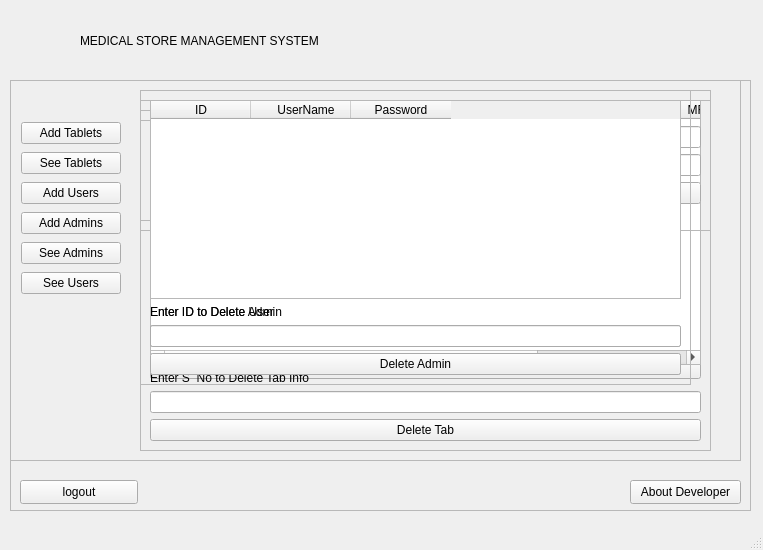
Before: the Qt Designer form C++ GUI/Medical_Store_Management_System/mainwindow.ui in abrarshahok/Programming-Practice, drawn with Qt 5.
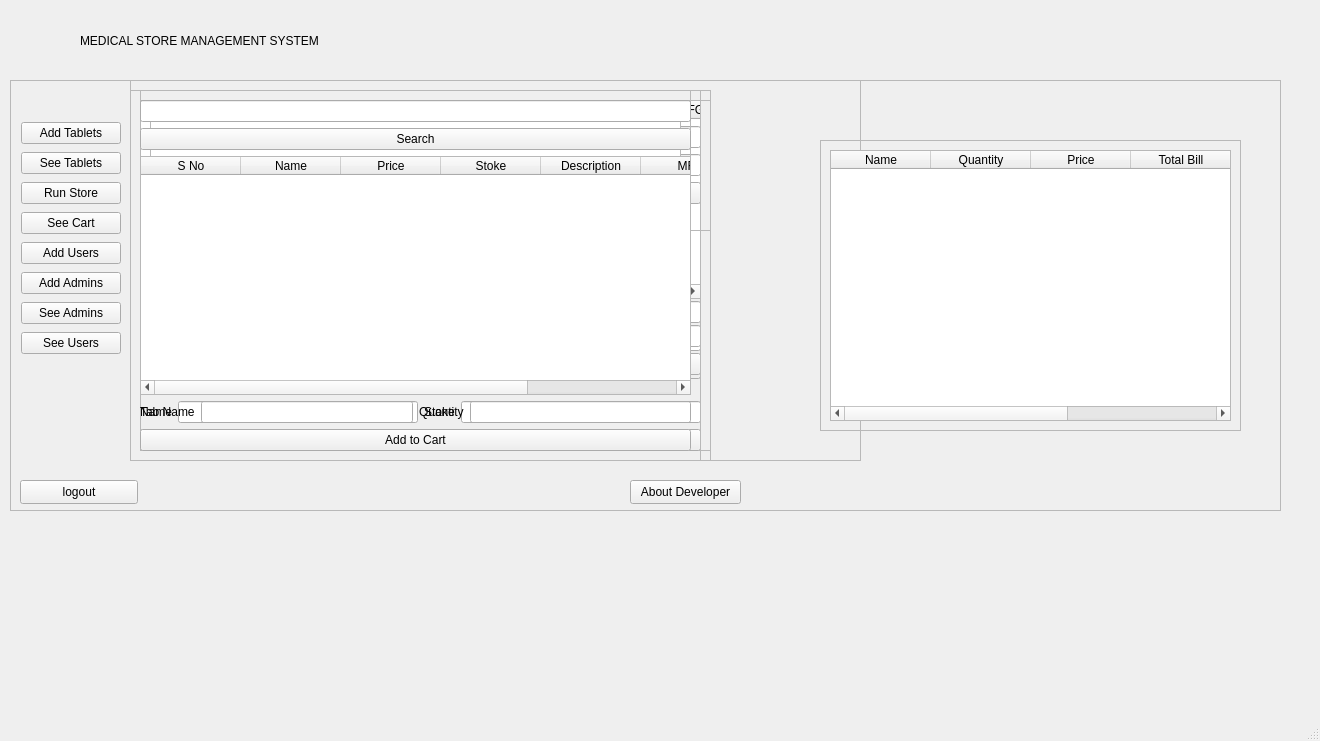
After: the same form once the commit is applied. Icons and pictures are not drawn.

The edit to the form file:
```diff
--- a/C++ GUI/Medical_Store_Management_System/mainwindow.ui
+++ b/C++ GUI/Medical_Store_Management_System/mainwindow.ui
@@ -6,8 +6,8 @@
    <rect>
     <x>0</x>
     <y>0</y>
-    <width>763</width>
-    <height>550</height>
+    <width>1320</width>
+    <height>741</height>
    </rect>
   </property>
   <property name="sizePolicy">
@@ -24,8 +24,8 @@
   </property>
   <property name="maximumSize">
    <size>
-    <width>763</width>
-    <height>550</height>
+    <width>10000</width>
+    <height>10000</height>
    </size>
   </property>
   <property name="windowTitle">
@@ -171,7 +171,7 @@
      <rect>
       <x>10</x>
       <y>80</y>
-      <width>741</width>
+      <width>1271</width>
       <height>431</height>
      </rect>
     </property>
@@ -329,7 +329,7 @@
        <x>11</x>
        <y>40</y>
        <width>100</width>
-       <height>176</height>
+       <height>236</height>
       </rect>
      </property>
      <layout class="QVBoxLayout" name="verticalLayout_2">
@@ -350,6 +350,20 @@
         </property>
        </widget>
       </item>
+      <item>
+       <widget class="QPushButton" name="Run_Store">
+        <property name="text">
+         <string>Run Store</string>
+        </property>
+       </widget>
+      </item>
+      <item>
+       <widget class="QPushButton" name="See_Cart_Button">
+        <property name="text">
+         <string>See Cart</string>
+        </property>
+       </widget>
+      </item>
       <item>
        <widget class="QPushButton" name="Add_Users_Button">
         <property name="text">
@@ -454,10 +468,10 @@
      </property>
      <property name="geometry">
       <rect>
-       <x>130</x>
+       <x>120</x>
        <y>10</y>
-       <width>571</width>
-       <height>361</height>
+       <width>581</width>
+       <height>371</height>
       </rect>
      </property>
      <property name="frameShape">
@@ -468,6 +482,8 @@
      </property>
      <layout class="QVBoxLayout" name="verticalLayout_18">
       <item>
+       <layout class="QVBoxLayout" name="verticalLayout_9">
+        <item>
        <widget class="QTableWidget" name="show_Tab">
         <column>
          <property name="text">
@@ -523,6 +539,54 @@
         </property>
        </widget>
       </item>
+        <item>
+         <widget class="QLabel" name="label_15">
+          <property name="text">
+           <string>Update/Add Stoke</string>
+          </property>
+         </widget>
+        </item>
+        <item>
+         <layout class="QHBoxLayout" name="horizontalLayout_8">
+          <item>
+           <layout class="QHBoxLayout" name="horizontalLayout_3">
+            <item>
+             <widget class="QLabel" name="label_16">
+              <property name="text">
+               <string>Name</string>
+              </property>
+             </widget>
+            </item>
+            <item>
+             <widget class="QLineEdit" name="stoke_tab_Name"/>
+            </item>
+           </layout>
+          </item>
+          <item>
+           <layout class="QHBoxLayout" name="horizontalLayout_7">
+            <item>
+             <widget class="QLabel" name="label_17">
+              <property name="text">
+               <string>Stoke</string>
+              </property>
+             </widget>
+            </item>
+            <item>
+             <widget class="QLineEdit" name="input_Stoke"/>
+            </item>
+           </layout>
+          </item>
+         </layout>
+        </item>
+        <item>
+         <widget class="QPushButton" name="Update_Stoke">
+          <property name="text">
+           <string>Add Stoke</string>
+          </property>
+         </widget>
+        </item>
+       </layout>
+      </item>
      </layout>
     </widget>
     <widget class="QFrame" name="See_Users_Frame">
@@ -586,7 +650,7 @@
     <widget class="QFrame" name="User_Page">
      <property name="geometry">
       <rect>
-       <x>0</x>
+       <x>120</x>
        <y>-30</y>
        <width>731</width>
        <height>411</height>
@@ -679,6 +743,53 @@
       <string>logout</string>
      </property>
     </widget>
+    <widget class="QFrame" name="See_Cart">
+     <property name="geometry">
+      <rect>
+       <x>810</x>
+       <y>60</y>
+       <width>421</width>
+       <height>291</height>
+      </rect>
+     </property>
+     <property name="frameShape">
+      <enum>QFrame::StyledPanel</enum>
+     </property>
+     <property name="frameShadow">
+      <enum>QFrame::Raised</enum>
+     </property>
+     <layout class="QVBoxLayout" name="verticalLayout_31">
+      <item>
+       <widget class="QTableWidget" name="cart_Table">
+        <column>
+         <property name="text">
+          <string>Name</string>
+         </property>
+        </column>
+        <column>
+         <property name="text">
+          <string>Quantity</string>
+         </property>
+        </column>
+        <column>
+         <property name="text">
+          <string>Price</string>
+         </property>
+        </column>
+        <column>
+         <property name="text">
+          <string>Total Bill</string>
+         </property>
+        </column>
+        <column>
+         <property name="text">
+          <string>Data/Time</string>
+         </property>
+        </column>
+       </widget>
+      </item>
+     </layout>
+    </widget>
    </widget>
    <widget class="QPushButton" name="About_Developer">
     <property name="geometry">
@@ -826,6 +937,122 @@
      </item>
     </layout>
    </widget>
+   <widget class="QFrame" name="Add_Cart">
+    <property name="geometry">
+     <rect>
+      <x>130</x>
+      <y>90</y>
+      <width>571</width>
+      <height>371</height>
+     </rect>
+    </property>
+    <property name="frameShape">
+     <enum>QFrame::StyledPanel</enum>
+    </property>
+    <property name="frameShadow">
+     <enum>QFrame::Raised</enum>
+    </property>
+    <layout class="QVBoxLayout" name="verticalLayout_30">
+     <item>
+      <widget class="QLineEdit" name="Search_Tabs">
+       <property name="styleSheet">
+        <string notr="true"/>
+       </property>
+      </widget>
+     </item>
+     <item>
+      <widget class="QPushButton" name="Push_Search">
+       <property name="text">
+        <string>Search</string>
+       </property>
+      </widget>
+     </item>
+     <item>
+      <widget class="QTableWidget" name="show_Tab_in_Cart">
+       <column>
+        <property name="text">
+         <string>S No</string>
+        </property>
+       </column>
+       <column>
+        <property name="text">
+         <string>Name</string>
+        </property>
+       </column>
+       <column>
+        <property name="text">
+         <string>Price</string>
+        </property>
+       </column>
+       <column>
+        <property name="text">
+         <string>Stoke</string>
+        </property>
+       </column>
+       <column>
+        <property name="text">
+         <string>Description</string>
+        </property>
+       </column>
+       <column>
+        <property name="text">
+         <string>MFG</string>
+        </property>
+       </column>
+       <column>
+        <property name="text">
+         <string>EXP</string>
+        </property>
+       </column>
+      </widget>
+     </item>
+     <item>
+      <layout class="QHBoxLayout" name="horizontalLayout_11">
+       <item>
+        <layout class="QHBoxLayout" name="horizontalLayout_9">
+         <item>
+          <widget class="QLabel" name="label_3">
+           <property name="text">
+            <string>Tab Name</string>
+           </property>
+           <property name="buddy">
+            <cstring>cart_tab_name</cstring>
+           </property>
+          </widget>
+         </item>
+         <item>
+          <widget class="QLineEdit" name="cart_tab_name"/>
+         </item>
+        </layout>
+       </item>
+       <item>
+        <layout class="QHBoxLayout" name="horizontalLayout_10">
+         <item>
+          <widget class="QLabel" name="label_12">
+           <property name="text">
+            <string>Quantity</string>
+           </property>
+           <property name="buddy">
+            <cstring>cart_tab_quantity</cstring>
+           </property>
+          </widget>
+         </item>
+         <item>
+          <widget class="QLineEdit" name="cart_tab_quantity"/>
+         </item>
+        </layout>
+       </item>
+      </layout>
+     </item>
+     <item>
+      <widget class="QPushButton" name="Add_to_Cart">
+       <property name="text">
+        <string>Add to Cart</string>
+       </property>
+      </widget>
+     </item>
+    </layout>
+   </widget>
   </widget>
   <widget class="QStatusBar" name="statusbar"/>
   <widget class="QMenuBar" name="menubar">
```
Left out of the diff: 2 changed lines with no effect on the pictures. Lines whose indentation alone changed are shown as unchanged.
